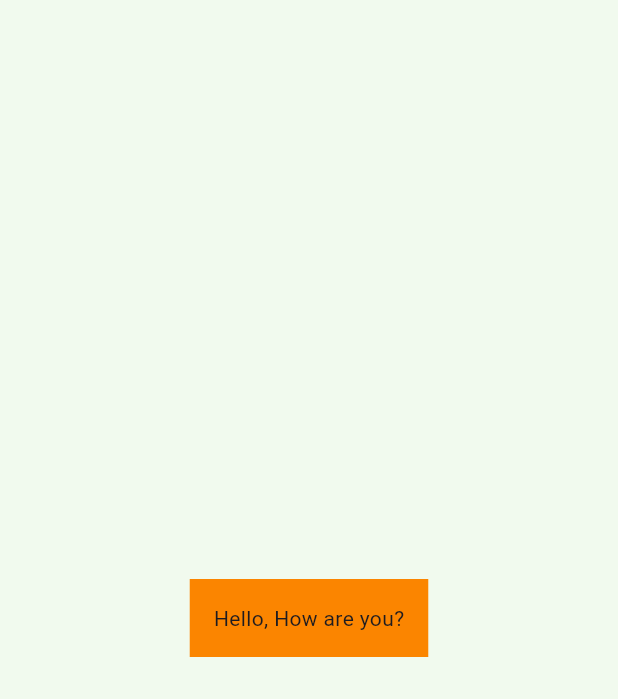
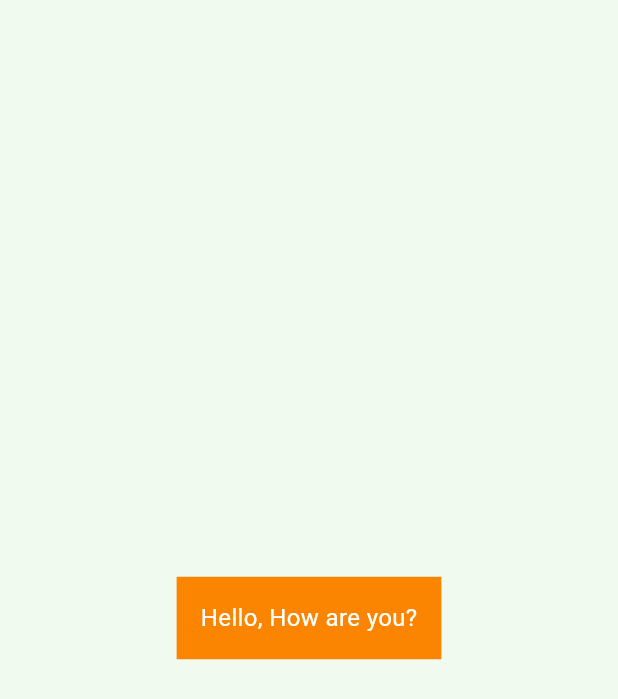
Before and after one commit to mohapasto0619/ThemeArchMalkovApp, a Flutter app: the screen it shows after launch, on a phone screen of 412 x 824 dp. Shown: the top 699 px of the screen. Run offline on Flutter 3.47's test engine with Material 3 defaults, Android fonts, the phone set to English and light mode, and no system bars; our stand-ins replace flutter_riverpod, freezed_annotation, go_router, riverpod_annotation, shared_preferences; missing offline and left inert: obs_foundation; generated files the repository leaves out were written again; project files that could hold a hidden picture were left out.

Commit message:
feat: use InheritedModel instead of InheritedWidget

```diff
--- a/lib/modules/app/app.dart
+++ b/lib/modules/app/app.dart
@@ -20,15 +20,9 @@ class App extends ConsumerWidget {
     return Builder(
       builder: (context) {
         return AppThemeData(
-          appColorTheme: handleTheme(
-            context,
-          ),
-          appTextTheme: handleTextSize(
-            context: context,
-          ),
-          appDimens: handleDimensSize(
-            context: context,
-          ),
+          appColorTheme: context.handleThemeColor,
+          appTextTheme: context.handleTextSize,
+          appDimens: context.handleDimensSize,
           appAnimations: AppAnimationTheme.normal(),
           child: MaterialApp.router(
             routerConfig: appRouter,
--- a/lib/modules/home/view.dart
+++ b/lib/modules/home/view.dart
@@ -8,17 +8,22 @@ class HomeView extends StatelessWidget {
   @override
   Widget build(BuildContext context) {
     final localizations = AppLocalizations.of(context)!;
+    final colors = context.colors;
+    final paddings = context.paddings;
+    final styles = context.styles;
+
     return Scaffold(
-      backgroundColor: AppThemeData.of(context)!.appColorTheme.background,
+      backgroundColor: colors.background,
       body: Center(
-          child: Container(
-        color: AppThemeData.of(context)!.appColorTheme.primary,
-        padding:
-            EdgeInsets.all(AppThemeData.of(context)!.appDimens.paddings.base),
-        child: Text(
-          localizations.hello,
+        child: Container(
+          color: colors.primary,
+          padding: EdgeInsets.all(paddings.base),
+          child: Text(
+            localizations.hello,
+            style: styles.pageSubtitle.withColor(colors.buttonText),
+          ),
         ),
-      )),
+      ),
     );
   }
 }
--- a/lib/theme/app_theme_data.dart
+++ b/lib/theme/app_theme_data.dart
@@ -2,9 +2,20 @@ import 'package:flutter/material.dart';
 import 'package:malkovapp/theme/animations/app_animations.dart';
 import 'package:malkovapp/theme/colors/app_colors.dart';
 import 'package:malkovapp/theme/dimens/app_dimens.dart';
+import 'package:malkovapp/theme/dimens/app_icon_sizes.dart';
+import 'package:malkovapp/theme/dimens/app_padding.dart';
+import 'package:malkovapp/theme/dimens/app_radius.dart';
+import 'package:malkovapp/theme/dimens/app_spacing.dart';
 import 'package:malkovapp/theme/typo/app_text_styles.dart';
 
-class AppThemeData extends InheritedWidget {
+enum _AppThemeType {
+  color,
+  text,
+  dimens,
+  animation,
+}
+
+class AppThemeData extends InheritedModel<_AppThemeType> {
   const AppThemeData({
     super.key,
     required this.appColorTheme,
@@ -19,8 +30,66 @@ class AppThemeData extends InheritedWidget {
   final AppDimens appDimens;
   final AppAnimationTheme appAnimations;
 
-  static AppThemeData? of(BuildContext context) {
-    return context.dependOnInheritedWidgetOfExactType<AppThemeData>();
+  static AppThemeData of(BuildContext context) {
+    final theme = context.dependOnInheritedWidgetOfExactType<AppThemeData>();
+    assert(
+      theme != null,
+      'No AppThemeData widget ancestor found.',
+    );
+
+    return theme!;
+  }
+
+  static AppColorTheme colorsOf(BuildContext context) {
+    final color = InheritedModel.inheritFrom<AppThemeData>(
+      context,
+      aspect: _AppThemeType.color,
+    )?.appColorTheme;
+    assert(
+      color != null,
+      'No AppThemeData widget ancestor found.',
+    );
+
+    return color!;
+  }
+
+  static AppTextTheme textsOf(BuildContext context) {
+    final text = InheritedModel.inheritFrom<AppThemeData>(
+      context,
+      aspect: _AppThemeType.text,
+    )?.appTextTheme;
+    assert(
+      text != null,
+      'No AppThemeData widget ancestor found.',
+    );
+
+    return text!;
+  }
+
+  static AppAnimationTheme animationsOf(BuildContext context) {
+    final animation = InheritedModel.inheritFrom<AppThemeData>(
+      context,
+      aspect: _AppThemeType.animation,
+    )?.appAnimations;
+    assert(
+      animation != null,
+      'No AppThemeData widget ancestor found.',
+    );
+
+    return animation!;
+  }
+
+  static AppDimens dimensOf(BuildContext context) {
+    final dimens = InheritedModel.inheritFrom<AppThemeData>(
+      context,
+      aspect: _AppThemeType.dimens,
+    )?.appDimens;
+    assert(
+      dimens != null,
+      'No AppThemeData widget ancestor found.',
+    );
+
+    return dimens!;
   }
 
   @override
@@ -30,4 +99,39 @@ class AppThemeData extends InheritedWidget {
         oldWidget.appDimens != appDimens ||
         oldWidget.appAnimations != appAnimations;
   }
+
+  @override
+  bool updateShouldNotifyDependent(
+    covariant AppThemeData oldWidget,
+    Set<_AppThemeType> dependencies,
+  ) {
+    return (oldWidget.appColorTheme != appColorTheme &&
+            dependencies.contains(_AppThemeType.color)) ||
+        (oldWidget.appTextTheme != appTextTheme &&
+            dependencies.contains(_AppThemeType.text)) ||
+        (oldWidget.appDimens != appDimens &&
+            dependencies.contains(_AppThemeType.dimens)) ||
+        (oldWidget.appAnimations != appAnimations &&
+            dependencies.contains(_AppThemeType.animation));
+  }
 }
+
+extension BuildContextExt on BuildContext {
+  AppThemeData get themes => AppThemeData.of(this);
+
+  AppColorTheme get colors => AppThemeData.colorsOf(this);
+
+  AppTextTheme get styles => AppThemeData.textsOf(this);
+
+  AppAnimationTheme get animations => AppThemeData.animationsOf(this);
+
+  AppDimens get dimens => AppThemeData.dimensOf(this);
+
+  AppRadiusTheme get radius => AppThemeData.dimensOf(this).radius;
+
+  AppPaddingTheme get paddings => AppThemeData.dimensOf(this).paddings;
+
+  AppSpacingTheme get spacings => AppThemeData.dimensOf(this).spacings;
+
+  AppIconSizes get iconSizes => AppThemeData.dimensOf(this).iconSizes;
+}
--- a/lib/theme/colors/app_colors.dart
+++ b/lib/theme/colors/app_colors.dart
@@ -15,23 +15,26 @@ class AppColorTheme with _$AppColorTheme {
   const factory AppColorTheme({
     required Color primary,
     required Color background,
+    required Color buttonText,
   }) = _AppColorTheme;
 
   factory AppColorTheme.light() => const AppColorTheme(
         primary: Color(0xFFfb8500),
         background: Color(0xFFf1faee),
+        buttonText: Color(0xFFFFFFFF),
       );
 
   factory AppColorTheme.dark() => const AppColorTheme(
         primary: Color(0xFF8ecae6),
         background: Color(0xFF023047),
+        buttonText: Color(0xFF020202),
       );
 }
 
-AppColorTheme handleTheme(
-  BuildContext context,
-) {
-  final brightness = MediaQuery.platformBrightnessOf(context);
-  final isDarkMode = brightness == Brightness.dark;
-  return isDarkMode ? AppColorTheme.dark() : AppColorTheme.light();
+extension BuildContextExt on BuildContext {
+  AppColorTheme get handleThemeColor {
+    final brightness = MediaQuery.platformBrightnessOf(this);
+    final isDarkMode = brightness == Brightness.dark;
+    return isDarkMode ? AppColorTheme.dark() : AppColorTheme.light();
+  }
 }
--- a/lib/theme/dimens/app_dimens.dart
+++ b/lib/theme/dimens/app_dimens.dart
@@ -38,10 +38,9 @@ class AppDimens with _$AppDimens {
       );
 }
 
-AppDimens handleDimensSize({
-  required BuildContext context,
-}) {
-  final size = MediaQuery.sizeOf(context);
+extension BuildContextExt on BuildContext {
+  AppDimens get handleDimensSize {
+    final size = MediaQuery.sizeOf(this);
     if (size.width <= 600) {
       return AppDimens.compact();
     } else if (size.width > 600 && size.width < 840) {
@@ -50,3 +49,4 @@ AppDimens handleDimensSize({
       return AppDimens.expanded();
     }
   }
+}
--- a/lib/theme/typo/app_text_styles.dart
+++ b/lib/theme/typo/app_text_styles.dart
@@ -1,5 +1,4 @@
 import 'package:flutter/material.dart';
-import 'package:flutter/painting.dart';
 import 'package:flutter_riverpod/flutter_riverpod.dart';
 import 'package:freezed_annotation/freezed_annotation.dart';
 
@@ -77,10 +76,9 @@ extension TextStyleExtension on TextStyle {
       );
 }
 
-AppTextTheme handleTextSize({
-  required BuildContext context,
-}) {
-  final size = MediaQuery.sizeOf(context);
+extension BuildContextExt on BuildContext {
+  AppTextTheme get handleTextSize {
+    final size = MediaQuery.sizeOf(this);
     if (size.width <= 600) {
       return AppTextTheme.regular();
     } else if (size.width > 600 && size.width < 840) {
@@ -89,3 +87,4 @@ AppTextTheme handleTextSize({
       return AppTextTheme.large();
     }
   }
+}
```
Also changed, not shown: lib/theme/colors/app_colors.freezed.dart, 1 other file. Lines whose indentation alone changed are shown as unchanged.
